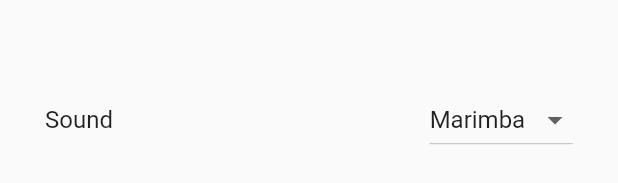
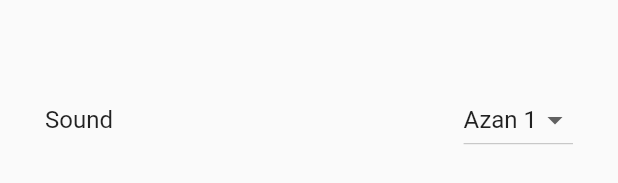
Before and after one commit to ahmedraza28/Askari-Alarm, a Flutter app: the ExampleAlarmEditScreen widget shown alone on an empty page, opened directly, on a phone screen of 412 x 824 dp. Shown: the part 992-1175 px from the top of the screen. Run offline on Flutter 3.47's test engine with Material 2 defaults, Android fonts, the phone set to English and light mode, and no system bars; missing offline and left inert: alarm; statements that could not run were skipped.

Commit message:
set up changes on screen added assets dropdown

```diff
--- a/lib/screens/edit_alarm.dart
+++ b/lib/screens/edit_alarm.dart
@@ -49,7 +49,8 @@
       vibrate = true;
       volumeMax = true;
       showNotification = true;
-      assetAudio = 'assets/marimba.mp3';
+      assetAudio =
+          'assets/Azaan E Fajr - Full Audio  Aqeel Khan  Amjad Nadeem  Islamic Songs 2022.mp3';
     } else {
       selectedTime = TimeOfDay(
         hour: widget.alarmSettings!.dateTime.hour,
@@ -100,7 +101,7 @@
       vibrate: vibrate,
       volumeMax: volumeMax,
       notificationTitle: showNotification ? 'Alarm example' : null,
-      notificationBody: showNotification ? 'Your alarm ($id) is ringing' : null,
+      notificationBody: showNotification ? 'Your alarm is ringing' : null,
       assetAudioPath: assetAudio,
       stopOnNotificationOpen: false,
     );
@@ -239,25 +240,27 @@
                 value: assetAudio,
                 items: const [
                   DropdownMenuItem<String>(
-                    value: 'assets/marimba.mp3',
-                    child: Text('Marimba'),
+                    value:
+                        'assets/Azaan E Fajr - Full Audio  Aqeel Khan  Amjad Nadeem  Islamic Songs 2022.mp3',
+                    child: Text('Azan 1'),
                   ),
                   DropdownMenuItem<String>(
-                    value: 'assets/nokia.mp3',
-                    child: Text('Nokia'),
+                    value:
+                        'assets/Most Beautiful Azaan  Fascinating Voice  Arabic TV Show.mp3',
+                    child: Text('Azan 2'),
                   ),
-                  DropdownMenuItem<String>(
-                    value: 'assets/mozart.mp3',
-                    child: Text('Mozart'),
-                  ),
-                  DropdownMenuItem<String>(
-                    value: 'assets/star_wars.mp3',
-                    child: Text('Star Wars'),
-                  ),
-                  DropdownMenuItem<String>(
-                    value: 'assets/one_piece.mp3',
-                    child: Text('One Piece'),
-                  ),
+                  // DropdownMenuItem<String>(
+                  //   value: 'assets/mozart.mp3',
+                  //   child: Text('Mozart'),
+                  // ),
+                  // DropdownMenuItem<String>(
+                  //   value: 'assets/star_wars.mp3',
+                  //   child: Text('Star Wars'),
+                  // ),
+                  // DropdownMenuItem<String>(
+                  //   value: 'assets/one_piece.mp3',
+                  //   child: Text('One Piece'),
+                  // ),
                 ],
                 onChanged: (value) => setState(() => assetAudio = value!),
               ),
--- a/lib/screens/ring.dart
+++ b/lib/screens/ring.dart
@@ -15,7 +15,7 @@
           mainAxisAlignment: MainAxisAlignment.spaceAround,
           children: [
             Text(
-              "You alarm (${alarmSettings.id}) is ringing...",
+              "You alarm is ringing...",
               style: Theme.of(context).textTheme.titleLarge,
             ),
             const Text("🔔", style: TextStyle(fontSize: 50)),
@@ -35,7 +35,7 @@
                           now.minute,
                           0,
                           0,
-                        ).add(const Duration(minutes: 1)),
+                        ).add(const Duration(minutes: 5)),
                       ),
                     ).then((_) => Navigator.pop(context));
                   },
```
